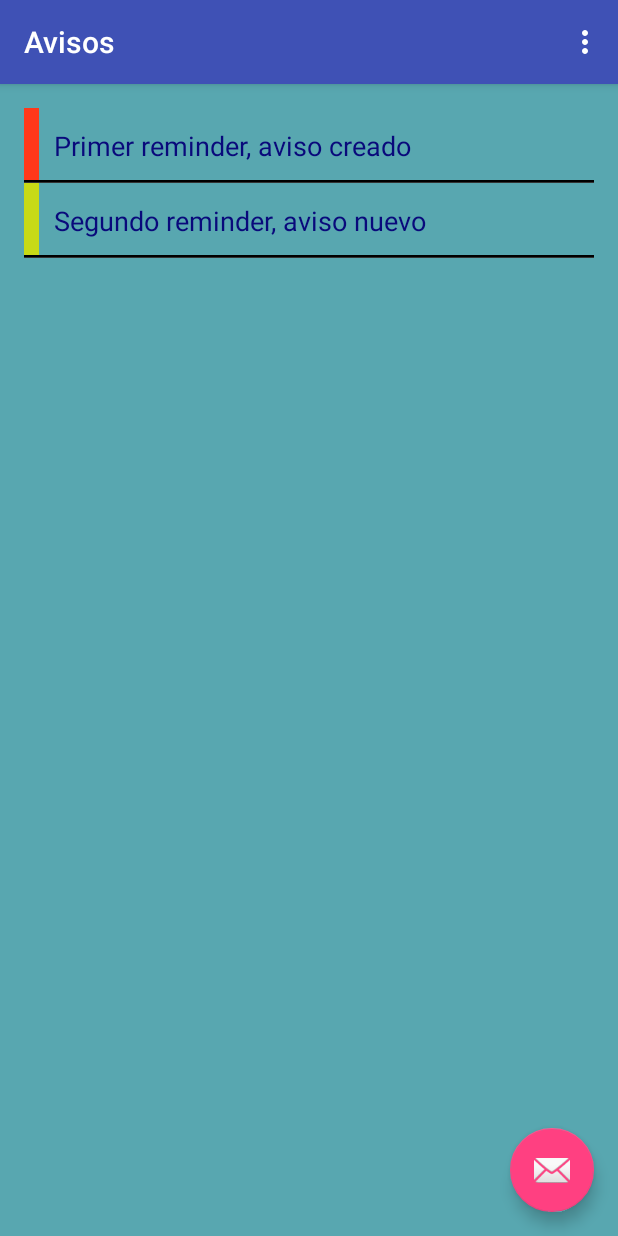
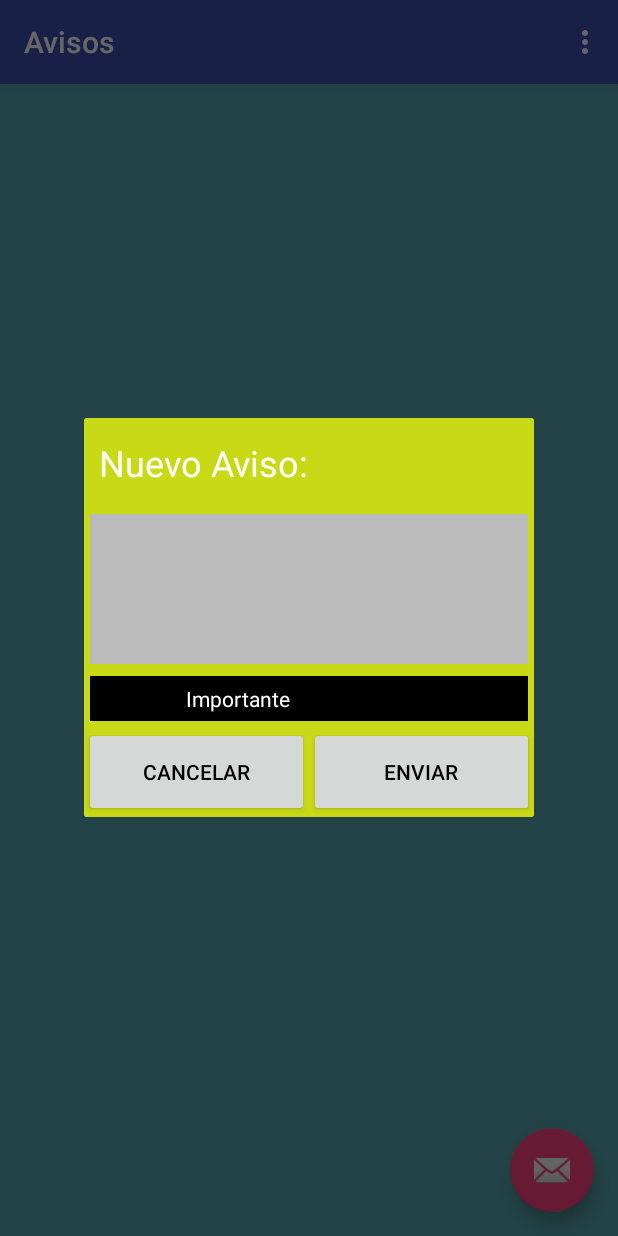
Before and after one commit to jaime-rey/avisos, an Android app: the screen it shows after launch (AvisosActivity), in the options menu, after a tap on "Nuevo Aviso", on a phone screen of 412 x 824 dp. Run offline under Robolectric (Android 15) with nearby library versions, the phone set to English and light mode, and no system bars; 4 statements that could not run were skipped.

Commit message:
Final con bugs en algunos tios, (aviso importante)

```diff
--- a/app/src/main/java/com/fullmind/avisos/AvisosActivity.java
+++ b/app/src/main/java/com/fullmind/avisos/AvisosActivity.java
@@ -11,16 +11,21 @@ import android.support.design.widget.Snackbar;
 import android.support.v7.app.AlertDialog;
 import android.support.v7.app.AppCompatActivity;
 import android.support.v7.widget.Toolbar;
-import android.util.Log;
 import android.view.ActionMode;
 import android.view.MenuInflater;
 import android.view.View;
 import android.view.Menu;
 import android.view.MenuItem;
+import android.view.Window;
 import android.widget.AbsListView;
 import android.widget.AdapterView;
 import android.widget.ArrayAdapter;
+import android.widget.Button;
+import android.widget.CheckBox;
+import android.widget.EditText;
+import android.widget.LinearLayout;
 import android.widget.ListView;
+import android.widget.TextView;
 import android.widget.Toast;
 
 import com.google.android.gms.appindexing.Action;
@@ -54,12 +59,7 @@ public class AvisosActivity extends AppCompatActivity {
         mDbAdapter = new AvisosDBAdapter(this);
         mDbAdapter.open();
 
-        if (savedInstanceState == null) {
-            mDbAdapter.deleteAllReminders();
 
-            mDbAdapter.createReminder("Primer reminder, aviso creado", true);
-            mDbAdapter.createReminder("Segundo reminder, aviso nuevo", false);
-        }
 
         Cursor cursor = mDbAdapter.fetchAllReminders();
 
@@ -121,11 +121,12 @@ public class AvisosActivity extends AppCompatActivity {
                     public void onItemClick ( AdapterView< ? > parent, View view, int position, long id ) {
 
                         if ( position == 0 ) {
-                            Toast.makeText( AvisosActivity.this, "editar "  + masterListPosition,
-                                    Toast.LENGTH_LONG ).show();
+                            int nId = getIdFromPosition( masterListPosition );
+                            Aviso aviso = mDbAdapter.fetchReminderById( nId );
+                            fireCustomDialog( aviso );
                         } else {
-                            Toast.makeText(AvisosActivity.this, "borrar "
-                                    + masterListPosition, Toast.LENGTH_SHORT).show();
+                            mDbAdapter.deleteReminderById( getIdFromPosition( masterListPosition ) );
+                            mCursorAdapter.changeCursor( mDbAdapter.fetchAllReminders( ) );
                         }
                         dialog.dismiss();
                     }
@@ -194,25 +195,69 @@ public class AvisosActivity extends AppCompatActivity {
         return true;
     }
 
+    private void fireCustomDialog ( final Aviso aviso ) {
+        //custom dialog
+        final Dialog dialog = new Dialog( this );
+        dialog.requestWindowFeature( Window.FEATURE_NO_TITLE );
+        dialog.setContentView( R.layout.dialog_custom );
+
+        TextView titleView = ( TextView ) dialog.findViewById( R.id.custom_title);
+        final EditText editCustom = ( EditText ) dialog.findViewById( R.id.custom_edit_reminder );
+        Button commitButton = ( Button ) dialog.findViewById( R.id.custom_button_commit );
+        final CheckBox checkBox = ( CheckBox ) dialog.findViewById( R.id.custom_check_box );
+        LinearLayout rootLayout = ( LinearLayout ) dialog.findViewById( R.id.custom_root_layout );
+        final boolean isEditOperation = ( aviso != null );
+
+        //esto es para un edit
+        if ( isEditOperation ) {
+            titleView.setText( "Editar aviso" );
+            checkBox.setChecked( aviso.getImportant() == 1 );
+            editCustom.setText( aviso.getContent() );
+        }
+
+        commitButton.setOnClickListener( new View.OnClickListener( ){
+
+            @Override
+            public void onClick(View v) {
+                String reminderText = editCustom.getText().toString();
+                if ( isEditOperation ){
+                    Aviso reminderEdited = new Aviso( aviso.getId(), checkBox.isChecked() ? 1 : 0,
+                            reminderText );
+                    mDbAdapter.updateReminder( reminderEdited );
+
+                } else {
+                    mDbAdapter.createReminder( reminderText, checkBox.isChecked() );
+                }
+                mCursorAdapter.changeCursor( mDbAdapter.fetchAllReminders() );
+                dialog.dismiss();
+            }
+        });
+
+        Button buttonCancel = ( Button ) dialog.findViewById( R.id.custom_button_cancel );
+        buttonCancel.setOnClickListener( new View.OnClickListener() {
+            @Override
+            public void onClick( View v){
+                dialog.dismiss();
+            }
+        });
+
+        dialog.show();
+    }
+
+
     @Override
     public boolean onOptionsItemSelected(MenuItem item) {
-        // Handle action bar item clicks here. The action bar will
-        // automatically handle clicks on the Home/Up button, so long
-        // as you specify a parent activity in AndroidManifest.xml.
-        int id = item.getItemId();
 
-        //noinspection SimplifiableIfStatement
-        if (id == R.id.action_nuevo) {
-            Log.d(getLocalClassName(), "Crear nuevo aviso");
+        switch ( item.getItemId() ){
+            case R.id.action_nuevo:
+                fireCustomDialog(null);
+                return true;
+            case R.id.action_salir:
+                finish();
+                return true;
+            default:
+                return false;
         }
-
-        //noinspection SimplifiableIfStatement
-        if (id == R.id.action_salir) {
-            finish();
-            return true;
-        }
-
-        return super.onOptionsItemSelected(item);
     }
 
     @Override
--- /dev/null
+++ b/app/src/main/res/layout/dialog_custom.xml
@@ -0,0 +1,65 @@
+<?xml version="1.0" encoding="utf-8"?>
+<LinearLayout xmlns:android="http://schemas.android.com/apk/res/android"
+              android:id="@+id/custom_root_layout"
+              android:layout_width="300dp"
+              android:layout_height="fill_parent"
+              android:background="@color/verde"
+              android:orientation="vertical">
+
+    <TextView
+        android:id="@+id/custom_title"
+        android:layout_width="fill_parent"
+        android:layout_height="60dp"
+        android:gravity="center_vertical"
+        android:padding="10dp"
+        android:text="Nuevo Aviso:"
+        android:textColor="@color/blanco"
+        android:textSize="24sp" />
+
+    <EditText
+        android:id="@+id/custom_edit_reminder"
+        android:layout_width="fill_parent"
+        android:layout_height="100dp"
+        android:layout_margin="4dp"
+        android:background="@color/gris_claro"
+        android:gravity="start"
+        android:textColor="@color/negro">
+        <requestFocus />
+    </EditText>
+
+    <CheckBox
+        android:id="@+id/custom_check_box"
+        android:layout_width="fill_parent"
+        android:layout_height="30dp"
+        android:layout_margin="4dp"
+        android:background="@color/negro"
+        android:paddingLeft="32dp"
+        android:text="Importante"
+        android:textColor="@color/blanco" />
+
+    <LinearLayout
+        android:layout_width="fill_parent"
+        android:layout_height="fill_parent"
+        android:orientation="horizontal">
+
+        <Button
+            android:id="@+id/custom_button_cancel"
+            android:layout_width="0dp"
+            android:layout_height="60dp"
+            android:layout_weight="50"
+            android:text="Cancelar"
+            android:textColor="@color/negro"
+            />
+
+        <Button
+            android:id="@+id/custom_button_commit"
+            android:layout_width="0dp"
+            android:layout_height="60dp"
+            android:layout_weight="50"
+            android:text="Enviar"
+            android:textColor="@color/negro"
+            />
+
+    </LinearLayout>
+
+</LinearLayout>
--- a/app/src/main/res/values/colors.xml
+++ b/app/src/main/res/values/colors.xml
@@ -10,4 +10,8 @@
     <color name="gris">#333333</color>
     <color name="naranja">#FFFF381A</color>
     <color name="verde">#C8DA16</color>
+    <color name="gris_claro">#BABABA</color>
+    <color name="azul_neutro">#FF1118FF</color>
+    <color name="gris_oscuro">#181818</color>
+    <color name="blanco">#FFFFFF</color>
 </resources>
```
